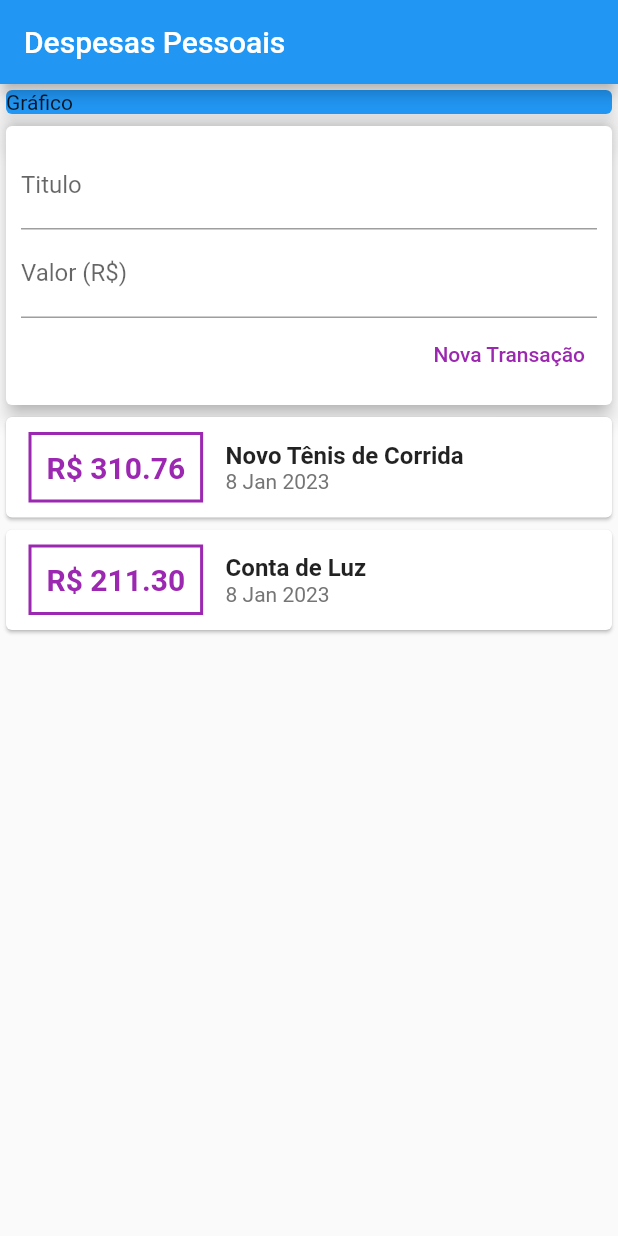
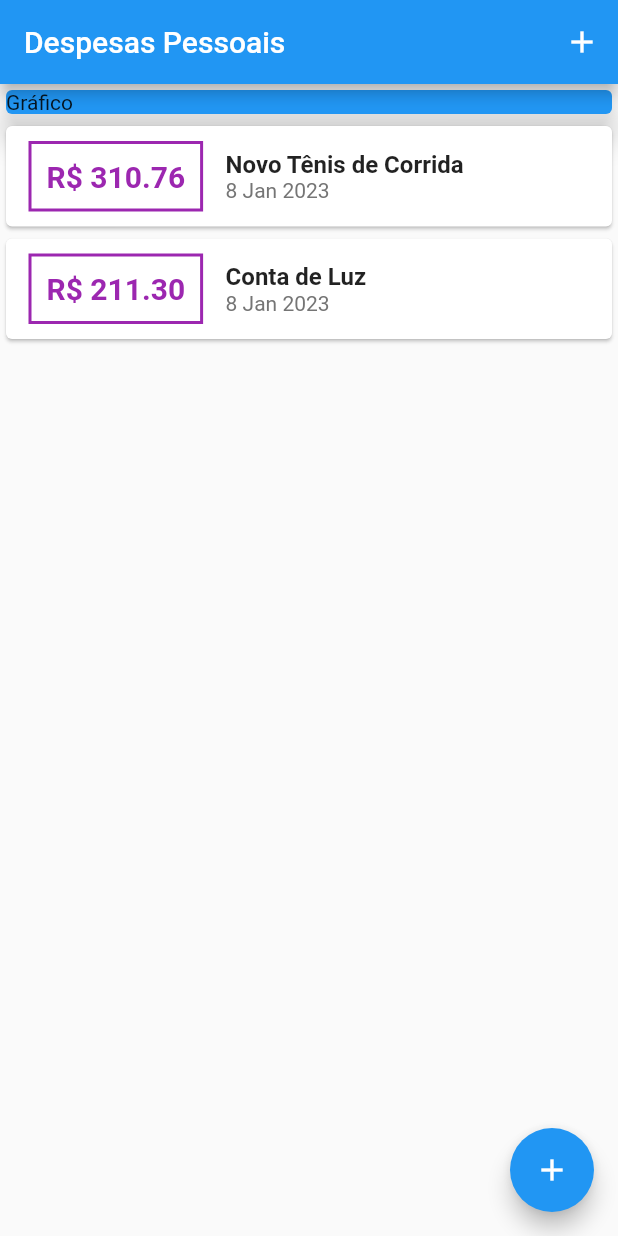
Before and after one commit to silvaalexsander/App-Expenses-Flutter, a Flutter app: the screen it shows after launch, on a phone screen of 412 x 824 dp. Run offline on Flutter 3.47's test engine with Material 2 defaults, Android fonts, the phone set to English and light mode, and no system bars.

```diff
--- a/lib/components/transaction_user.dart
+++ /dev/null
@@ -1,57 +0,0 @@
-// ignore_for_file: unused_element, unused_local_variable
-
-import 'dart:math';
-
-import 'package:expenses/components/transaction_form.dart';
-import 'package:expenses/components/transaction_list.dart';
-import 'package:flutter/material.dart';
-import '../models/transaction.dart';
-
-class TransactionUser extends StatefulWidget {
-  const TransactionUser({super.key});
-
-  @override
-  State<TransactionUser> createState() => _TransactionUserState();
-}
-
-class _TransactionUserState extends State<TransactionUser> {
-  final _transactions = [
-    Transaction(
-      id: 't1',
-      title: 'Novo Tênis de Corrida',
-      value: 310.76,
-      date: DateTime.now(),
-    ),
-    Transaction(
-      id: 't2',
-      title: 'Conta de Luz',
-      value: 211.30,
-      date: DateTime.now(),
-    ),
-
-
-  ];
-
-  _addTransaction(String title, double value) {
-    final newTransaction = Transaction(
-      id: Random().nextDouble().toString(),
-      title: title,
-      value: value,
-      date: DateTime.now(),
-    );
-
-    setState(() {
-      _transactions.add(newTransaction);
-    });
-  }
-
-  @override
-  Widget build(BuildContext context) {
-    return Column(
-      children: [
-        TransactionForm(_addTransaction),
-        TransactionList(_transactions),
-      ],
-    );
-  }
-}
--- a/lib/main.dart
+++ b/lib/main.dart
@@ -1,7 +1,11 @@
-// ignore_for_file: prefer_const_constructors, prefer_const_literals_to_create_immutables, sort_child_properties_last, sized_box_for_whitespace, unused_field, use_key_in_widget_constructors, avoid_unnecessary_containers
+// ignore_for_file: prefer_const_constructors, prefer_const_literals_to_create_immutables, sort_child_properties_last, sized_box_for_whitespace, unused_field, use_key_in_widget_constructors, avoid_unnecessary_containers, unused_element
 
-import 'package:expenses/components/transaction_user.dart';
+import 'dart:math';
+import 'package:expenses/components/transaction_form.dart';
 import 'package:flutter/material.dart';
+
+import 'components/transaction_list.dart';
+import 'models/transaction.dart';
 
 main() => runApp(ExpensesApp());
 
@@ -16,13 +20,61 @@ class ExpensesApp extends StatelessWidget {
   }
 }
 
-class MyHomePage extends StatelessWidget {
+class MyHomePage extends StatefulWidget {
+  @override
+  State<MyHomePage> createState() => _MyHomePageState();
+}
+
+class _MyHomePageState extends State<MyHomePage> {
+
+   final _transactions = [
+    Transaction(
+      id: 't1',
+      title: 'Novo Tênis de Corrida',
+      value: 310.76,
+      date: DateTime.now(),
+    ),
+    Transaction(
+      id: 't2',
+      title: 'Conta de Luz',
+      value: 211.30,
+      date: DateTime.now(),
+    ),
+
+
+  ];
+  _openTransactionFormModal(BuildContext context) {
+    showModalBottomSheet(
+        context: context,
+        builder: (_) {
+          return TransactionForm(_addTransaction);
+    });
+  }
+
+   _addTransaction(String title, double value) {
+    final newTransaction = Transaction(
+      id: Random().nextDouble().toString(),
+      title: title,
+      value: value,
+      date: DateTime.now(),
+    );
+
+    setState(() {
+      _transactions.add(newTransaction);
+    });
+  }
 
   @override
   Widget build(BuildContext context) {
     return Scaffold(
       appBar: AppBar(
         title: Text('Despesas Pessoais'),
+        actions: <Widget>[
+          IconButton(
+            icon: Icon(Icons.add),
+            onPressed: () => _openTransactionFormModal(context),
+          ),
+        ],
       ),
       body: SingleChildScrollView(
         child: Column(
@@ -35,9 +87,15 @@ class MyHomePage extends StatelessWidget {
                 color: Colors.blue,
               ),
             ),
-              TransactionUser()
+            TransactionList(_transactions),
           ],
         ),
-        ));
+      ),
+      floatingActionButton: FloatingActionButton(
+        child: Icon(Icons.add),
+        onPressed: () => _openTransactionFormModal(context),
+      ),
+      floatingActionButtonLocation: FloatingActionButtonLocation.endFloat,
+    );
   }
 }
```
Lines whose indentation alone changed are shown as unchanged.
